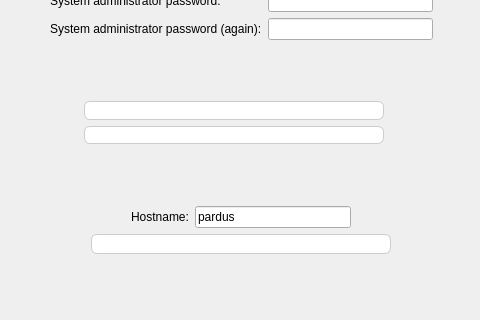
Before: the Qt Designer form yali4/gui/Ui/rootpasswidget.ui in dadas45li/yali, drawn with Qt 5; both pictures show x 107 to 587 and y 155 to 475 of the 696 by 475 pixel window.
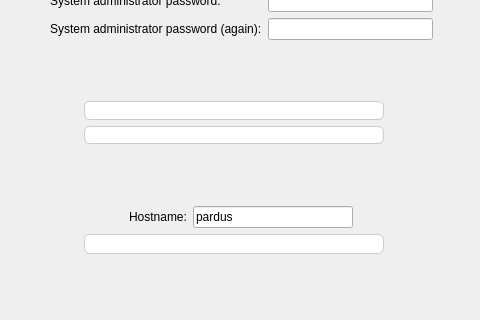
After: the same form once the commit is applied. Icons and pictures are not drawn.

The edit to the form file:
```diff
--- a/yali4/gui/Ui/rootpasswidget.ui
+++ b/yali4/gui/Ui/rootpasswidget.ui
@@ -197,23 +197,24 @@
      </property>
     </spacer>
    </item>
-   <item row="3" column="0" colspan="3" >
-    <layout class="QHBoxLayout" >
-     <item>
+   <item row="3" column="0" >
       <spacer>
        <property name="orientation" >
         <enum>Qt::Horizontal</enum>
        </property>
        <property name="sizeHint" >
         <size>
-         <width>151</width>
+       <width>161</width>
          <height>43</height>
         </size>
        </property>
       </spacer>
      </item>
-     <item>
+   <item row="3" column="1" >
       <layout class="QGridLayout" >
+     <property name="horizontalSpacing" >
+      <number>0</number>
+     </property>
        <item row="0" column="0" >
         <widget class="QLabel" name="pass_error" >
          <property name="minimumSize" >
@@ -259,6 +260,12 @@
            <verstretch>0</verstretch>
           </sizepolicy>
          </property>
+       <property name="minimumSize" >
+        <size>
+         <width>0</width>
+         <height>40</height>
+        </size>
+       </property>
          <property name="text" >
           <string/>
          </property>
@@ -303,7 +310,7 @@
        </item>
       </layout>
      </item>
-     <item>
+   <item row="3" column="2" >
       <spacer>
        <property name="orientation" >
         <enum>Qt::Horizontal</enum>
@@ -316,8 +323,6 @@
        </property>
       </spacer>
      </item>
-    </layout>
-   </item>
    <item row="4" column="1" >
     <spacer>
      <property name="orientation" >
@@ -334,7 +339,9 @@
      </property>
     </spacer>
    </item>
-   <item row="5" column="0" >
+   <item row="5" column="0" colspan="3" >
+    <layout class="QHBoxLayout" >
+     <item>
     <spacer>
      <property name="orientation" >
       <enum>Qt::Horizontal</enum>
@@ -350,7 +357,7 @@
      </property>
     </spacer>
    </item>
-   <item row="5" column="1" >
+     <item>
     <layout class="QHBoxLayout" >
      <item>
       <widget class="QLabel" name="textLabel1_2" >
@@ -377,7 +384,7 @@
      </item>
     </layout>
    </item>
-   <item row="5" column="2" >
+     <item>
     <spacer>
      <property name="orientation" >
       <enum>Qt::Horizontal</enum>
@@ -393,9 +400,9 @@
      </property>
     </spacer>
    </item>
-   <item row="6" column="0" colspan="3" >
-    <layout class="QHBoxLayout" >
-     <item>
+    </layout>
+   </item>
+   <item row="6" column="0" >
       <spacer>
        <property name="orientation" >
         <enum>Qt::Horizontal</enum>
@@ -408,6 +415,11 @@
        </property>
       </spacer>
      </item>
+   <item row="6" column="1" >
+    <layout class="QHBoxLayout" >
+     <property name="spacing" >
+      <number>0</number>
+     </property>
      <item>
       <widget class="QLabel" name="host_error" >
        <property name="minimumSize" >
@@ -446,6 +458,27 @@
       </widget>
      </item>
      <item>
+      <widget class="QLabel" name="label_2" >
+       <property name="sizePolicy" >
+        <sizepolicy vsizetype="Fixed" hsizetype="Fixed" >
+         <horstretch>0</horstretch>
+         <verstretch>0</verstretch>
+        </sizepolicy>
+       </property>
+       <property name="minimumSize" >
+        <size>
+         <width>0</width>
+         <height>20</height>
+        </size>
+       </property>
+       <property name="text" >
+        <string/>
+       </property>
+      </widget>
+     </item>
+    </layout>
+   </item>
+   <item row="6" column="2" >
       <spacer>
        <property name="orientation" >
         <enum>Qt::Horizontal</enum>
@@ -457,8 +490,6 @@
         </size>
        </property>
       </spacer>
-     </item>
-    </layout>
    </item>
    <item row="7" column="1" >
     <spacer>
```
Lines whose indentation alone changed are shown as unchanged.
